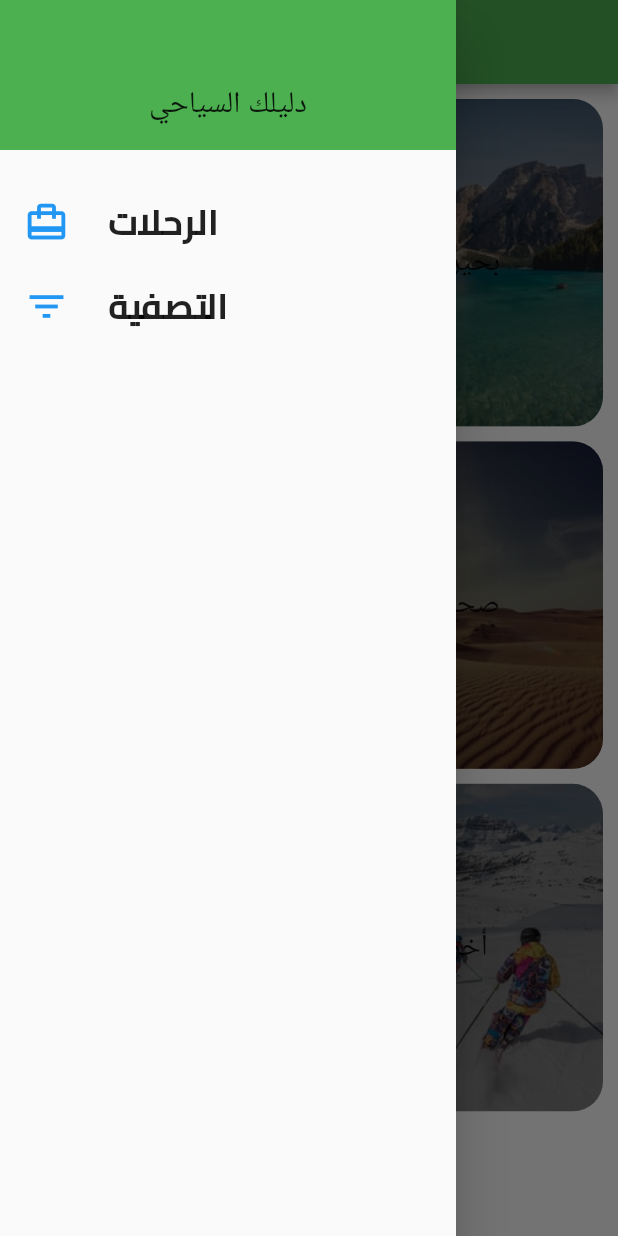
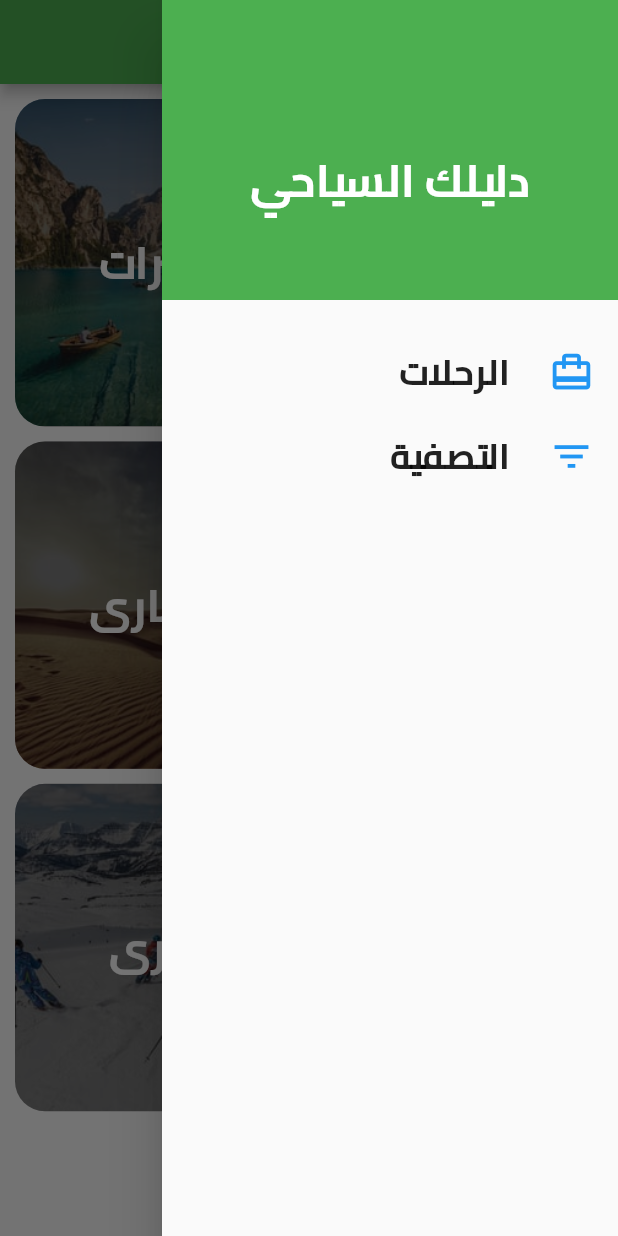
Before and after one commit to Taib-Ali-Alameri/ibb_university_images, a Flutter app: the screen it shows after launch, with the side drawer open, on a phone screen of 412 x 824 dp. Run offline on Flutter 3.47's test engine with Material 2 defaults, Android fonts, the phone set to English and light mode, and no system bars.

Commit message:
Change Direction RtL

```diff
--- a/lib/main.dart
+++ b/lib/main.dart
@@ -1,6 +1,7 @@
 import 'package:flutter/material.dart';
 import 'package:ibb_university_images/pages/categories_page.dart';
 import 'package:ibb_university_images/widgets/app_drawer.dart';
+import 'package:flutter_localizations/flutter_localizations.dart';
 
 void main() {
   runApp(const MyApp());
@@ -13,13 +14,38 @@ class MyApp extends StatelessWidget {
   @override
   Widget build(BuildContext context) {
     return MaterialApp(
+      localizationsDelegates: const [
+        GlobalMaterialLocalizations.delegate,
+        GlobalWidgetsLocalizations.delegate,
+        GlobalCupertinoLocalizations.delegate,
+      ],
+      supportedLocales: const [
+        Locale('ar', 'AE'),
+      ],
       title: 'Flutter Demo',
-      theme: ThemeData(primarySwatch: Colors.green, textTheme: TextTheme()),
+      theme: ThemeData(
+        primarySwatch: Colors.green,
+        textTheme: const TextTheme(
+          headline6: TextStyle(
+            fontSize: 30,
+            fontWeight: FontWeight.bold,
+            color: Colors.white,
+            fontFamily: "Cairo",
+          ),
+        ),
+      ),
       home: Scaffold(
         appBar: AppBar(
-          title: Text(
+          title: const Text(
             "الأصناف",
-            style: Theme.of(context).textTheme.headline6,
+            // Problem *********************************
+            // style: Theme.of(context).textTheme.headline6,
+            style: TextStyle(
+              fontSize: 28,
+              fontWeight: FontWeight.bold,
+              color: Colors.white,
+              fontFamily: "Cairo",
+            ),
           ),
         ),
         body: CategoriesPage(),
--- a/lib/widgets/app_drawer.dart
+++ b/lib/widgets/app_drawer.dart
@@ -11,7 +11,7 @@ class AppDrawer extends StatelessWidget {
       child: Column(
         children: [
           Container(
-            height: 100,
+            height: 200,
             width: double.infinity,
             padding: EdgeInsets.only(top: 40),
             alignment: Alignment.center,
--- a/pubspec.yaml
+++ b/pubspec.yaml
@@ -29,11 +29,13 @@ environment:
 dependencies:
   flutter:
     sdk: flutter
+  flutter_localizations:
+    sdk: flutter
 
-
-  # The following adds the Cupertino Icons font to your application.
+  # The following adds the Cupertino Icons font to your application,
   # Use with the CupertinoIcons class for iOS style icons.
   cupertino_icons: ^1.0.2
+  # localization: ^2.1.0
 
 dev_dependencies:
   flutter_test:
```
Also changed, not shown: pubspec.lock.
